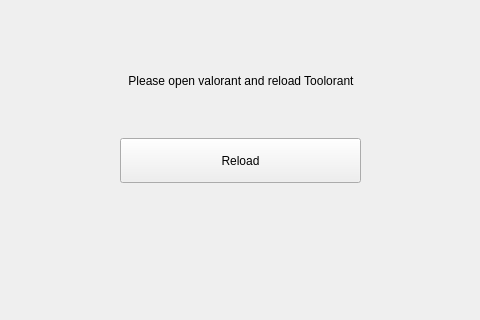
Old version of the form src/pages/no_valorant/view/no_valorant_pg.ui in the repository Davi-S/Toolorant; both pictures show x 299 to 779 and y 203 to 523 of the 1080 by 610 pixel window.
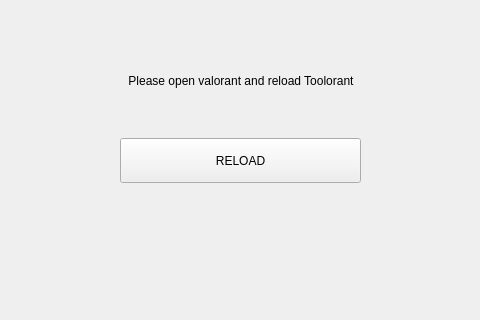
New version of the form. Custom widgets are drawn as their Qt base class.

Commit message: Small changes on "no_valorant_pg" UI

What changed in the file:
```diff
--- a/src/pages/no_valorant/view/no_valorant_pg.ui
+++ b/src/pages/no_valorant/view/no_valorant_pg.ui
@@ -63,7 +63,7 @@
      </size>
     </property>
     <property name="text">
-     <string>Reload</string>
+     <string>RELOAD</string>
     </property>
    </widget>
   </widget>
```
The commit also changes 1 other file.
